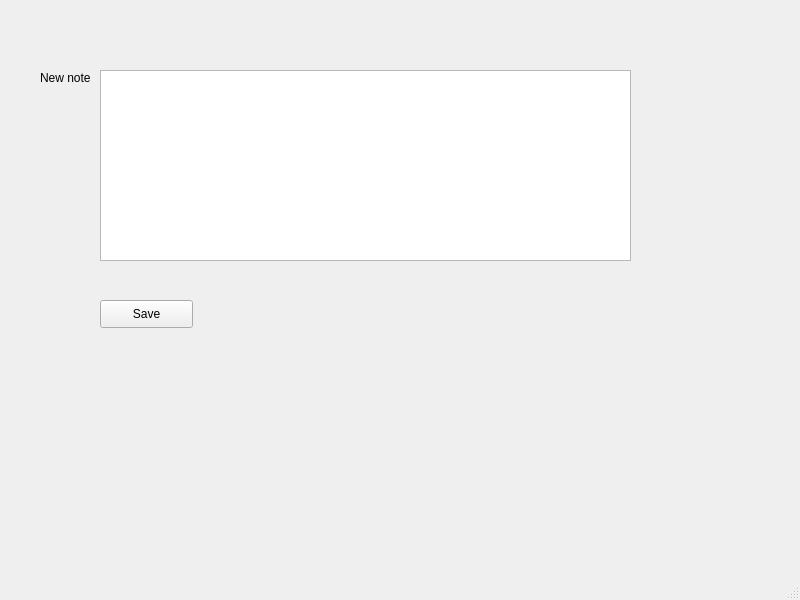
Nalexx6/OOP, file 1 semester/Lab2_qt/mainwindow.ui: the form before one commit.
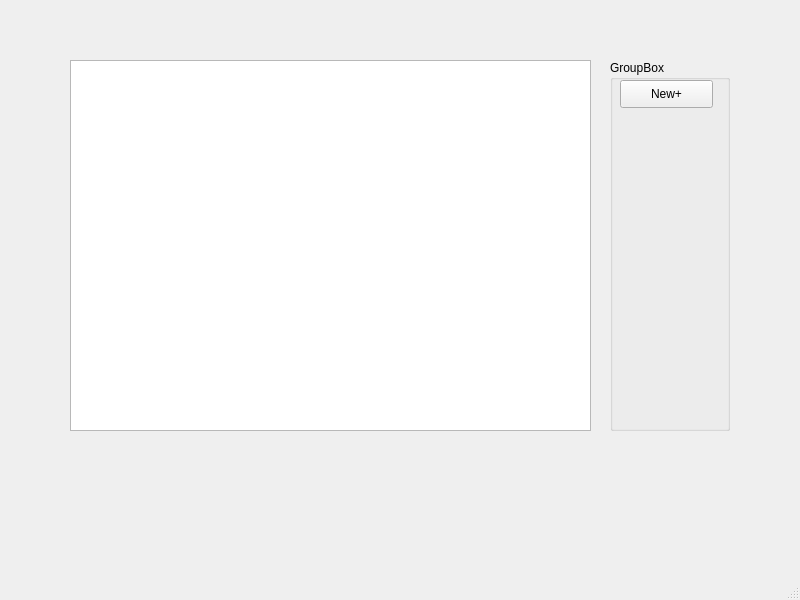
The form after the commit.

Commit message: Adding notes in new window, structure of note changed

```diff
--- a/1 semester/Lab2_qt/mainwindow.ui
+++ b/1 semester/Lab2_qt/mainwindow.ui
@@ -14,41 +14,41 @@
    <string>MainWindow</string>
   </property>
   <widget class="QWidget" name="centralwidget">
-   <widget class="QLabel" name="inplabel">
+   <widget class="QTableWidget" name="Noteslist">
     <property name="geometry">
      <rect>
-      <x>40</x>
-      <y>70</y>
-      <width>55</width>
-      <height>16</height>
+      <x>70</x>
+      <y>60</y>
+      <width>521</width>
+      <height>371</height>
      </rect>
     </property>
-    <property name="text">
-     <string>New note</string>
-    </property>
    </widget>
-   <widget class="QTextEdit" name="inpNew">
+   <widget class="QGroupBox" name="Editbuttons">
     <property name="geometry">
      <rect>
-      <x>100</x>
-      <y>70</y>
-      <width>531</width>
-      <height>191</height>
+      <x>610</x>
+      <y>60</y>
+      <width>120</width>
+      <height>371</height>
      </rect>
     </property>
-   </widget>
-   <widget class="QPushButton" name="toSave">
+    <property name="title">
+     <string>GroupBox</string>
+    </property>
+    <widget class="QPushButton" name="Newnotebtn">
     <property name="geometry">
      <rect>
-      <x>100</x>
-      <y>300</y>
+       <x>10</x>
+       <y>20</y>
       <width>93</width>
       <height>28</height>
      </rect>
     </property>
     <property name="text">
-     <string>Save</string>
-    </property>
+      <string>New+</string>
+     </property>
+    </widget>
    </widget>
   </widget>
   <widget class="QMenuBar" name="menubar">
```
Lines whose indentation alone changed are shown as unchanged. The commit also changes 10 other files.
